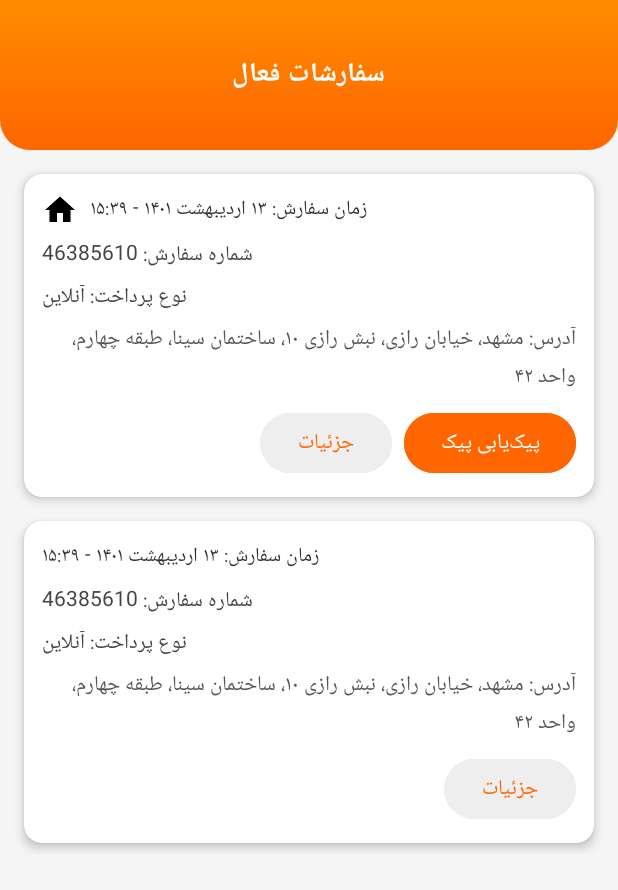
After one commit to begiagin/app, an Android app: the layout advanced_fragment.xml on its own in the app's theme, with its tools: preview values and no code run, on a phone screen of 412 x 824 dp. The commit adds this screen. Shown: the top 890 px of the screen. Run offline under Robolectric (Android 15) with nearby library versions, the phone set to English and light mode, and no system bars.

```diff
--- a/app/src/main/java/com/halata/blueapp/fragments/SettingsFragment.java
+++ b/app/src/main/java/com/halata/blueapp/fragments/SettingsFragment.java
@@ -87,6 +87,7 @@ public class SettingsFragment extends Fragment {
         //0 - 255 : 0
         EditText txtPenFrequency = (EditText)rootView.findViewById(R.id.txtPenFrequency);
         CheckBox cbGotoZeroHardware = (CheckBox)rootView.findViewById(R.id.cbGotoZeroHardware);
+        CheckBox cbSendExtraData = (CheckBox)rootView.findViewById(R.id.cbSendExtraData);
         Spinner  spBluetoothMAC = (Spinner)rootView.findViewById(R.id.spinner) ;
 
         if(readSettingFromFile != null) {
@@ -108,7 +109,7 @@ public class SettingsFragment extends Fragment {
             txtHitPower.setText(String.valueOf(readSettingFromFile.getHitPower()));
             txtPenFrequency.setText(String.valueOf(readSettingFromFile.getPenFrequency()));
             cbGotoZeroHardware.setChecked(readSettingFromFile.isGotoHardwareZero());
-
+            cbSendExtraData.setChecked(readSettingFromFile.isSendExtraHeader());
 
             ArrayAdapter<String> adapter = (ArrayAdapter<String>) spBluetoothMAC.getAdapter();
             int foundIndex = -1;
@@ -174,7 +175,7 @@ public class SettingsFragment extends Fragment {
                 s.setHitPower(Integer.parseInt(String.valueOf(txtHitPower.getText())));
                 s.setPenFrequency(Integer.parseInt(String.valueOf(txtPenFrequency.getText())));
                 s.setGotoHardwareZero(Boolean.parseBoolean(String.valueOf(cbGotoZeroHardware.isChecked())));
-
+                s.setSendExtraHeader(Boolean.parseBoolean(String.valueOf(cbSendExtraData.isChecked())));
 
 
 
--- /dev/null
+++ b/app/src/main/res/drawable/header_gradiant.xml
@@ -0,0 +1,12 @@
+<?xml version="1.0" encoding="utf-8"?>
+<shape xmlns:android="http://schemas.android.com/apk/res/android"
+    android:shape="rectangle">
+
+    <!-- گرادینت نارنجی برای هدر -->
+    <gradient
+        android:startColor="#FF8C00"
+        android:endColor="#FF6600"
+        android:angle="270" />
+
+    <corners android:bottomLeftRadius="20dp" android:bottomRightRadius="20dp" />
+</shape>
--- /dev/null
+++ b/app/src/main/res/layout/advanced_fragment.xml
@@ -0,0 +1,177 @@
+<?xml version="1.0" encoding="utf-8"?>
+<LinearLayout xmlns:android="http://schemas.android.com/apk/res/android"
+    xmlns:app="http://schemas.android.com/apk/res-auto"
+    android:layout_width="match_parent"
+    android:layout_height="match_parent"
+    android:background="#F5F5F5"
+    android:orientation="vertical">
+
+    <!-- Header -->
+    <LinearLayout
+        android:layout_width="match_parent"
+        android:layout_height="100dp"
+        android:orientation="vertical"
+        android:background="@drawable/header_gradiant"
+        android:gravity="center">
+
+        <TextView
+            android:layout_width="wrap_content"
+            android:layout_height="wrap_content"
+            android:text="سفارشات فعال"
+            android:textColor="@android:color/white"
+            android:textStyle="bold"
+            android:textSize="18sp" />
+    </LinearLayout>
+
+    <!-- ScrollView for orders -->
+    <ScrollView
+        android:layout_width="match_parent"
+        android:layout_height="match_parent"
+        android:padding="8dp">
+
+        <LinearLayout
+            android:layout_width="match_parent"
+            android:layout_height="wrap_content"
+            android:orientation="vertical">
+
+            <!-- Order Card -->
+            <androidx.cardview.widget.CardView
+                android:layout_width="match_parent"
+                android:layout_height="wrap_content"
+                android:layout_margin="8dp"
+                app:cardCornerRadius="12dp"
+                app:cardElevation="4dp">
+
+                <LinearLayout
+                    android:layout_width="match_parent"
+                    android:layout_height="wrap_content"
+                    android:orientation="vertical"
+                    android:padding="12dp">
+
+                    <!-- Header Row -->
+                    <LinearLayout
+                        android:layout_width="match_parent"
+                        android:layout_height="wrap_content"
+                        android:orientation="horizontal"
+                        android:gravity="center_vertical">
+
+                        <ImageView
+                            android:layout_width="24dp"
+                            android:layout_height="24dp"
+                            android:src="@drawable/baseline_home_24" />
+
+                        <TextView
+                            android:layout_width="wrap_content"
+                            android:layout_height="wrap_content"
+                            android:layout_marginStart="8dp"
+                            android:text="زمان سفارش: ۱۳ اردیبهشت ۱۴۰۱ - ۱۵:۳۹"
+                            android:textColor="#333"
+                            android:textSize="13sp" />
+                    </LinearLayout>
+
+                    <!-- Order Info -->
+                    <TextView
+                        android:layout_width="wrap_content"
+                        android:layout_height="wrap_content"
+                        android:text="شماره سفارش: 46385610"
+                        android:textColor="#444"
+                        android:layout_marginTop="6dp" />
+
+                    <TextView
+                        android:layout_width="wrap_content"
+                        android:layout_height="wrap_content"
+                        android:text="نوع پرداخت: آنلاین"
+                        android:textColor="#444"
+                        android:layout_marginTop="4dp" />
+
+                    <TextView
+                        android:layout_width="wrap_content"
+                        android:layout_height="wrap_content"
+                        android:text="آدرس: مشهد، خیابان رازی، نبش رازی ۱۰، ساختمان سینا، طبقه چهارم، واحد ۴۲"
+                        android:textColor="#555"
+                        android:layout_marginTop="4dp"
+                        android:lineSpacingExtra="2dp" />
+
+                    <!-- Buttons -->
+                    <LinearLayout
+                        android:layout_width="match_parent"
+                        android:layout_height="wrap_content"
+                        android:orientation="horizontal"
+                        android:gravity="end"
+                        android:layout_marginTop="8dp">
+
+                        <Button
+                            android:layout_width="wrap_content"
+                            android:layout_height="wrap_content"
+                            android:text="جزئیات"
+                            android:textColor="#FF6600"
+                            android:backgroundTint="#EEEEEE" />
+
+                        <Button
+                            android:layout_width="wrap_content"
+                            android:layout_height="wrap_content"
+                            android:text="پیک‌یابی پیک"
+                            android:layout_marginStart="8dp"
+                            android:backgroundTint="#FF6600"
+                            android:textColor="@android:color/white" />
+                    </LinearLayout>
+                </LinearLayout>
+            </androidx.cardview.widget.CardView>
+
+            <!-- دومین کارت سفارش (نمونه مشابه بالا بدون دکمه پیک‌یابی پیک) -->
+            <androidx.cardview.widget.CardView
+                android:layout_width="match_parent"
+                android:layout_height="wrap_content"
+                android:layout_margin="8dp"
+                app:cardCornerRadius="12dp"
+                app:cardElevation="4dp">
+
+                <LinearLayout
+                    android:layout_width="match_parent"
+                    android:layout_height="wrap_content"
+                    android:orientation="vertical"
+                    android:padding="12dp">
+
+                    <TextView
+                        android:layout_width="wrap_content"
+                        android:layout_height="wrap_content"
+                        android:text="زمان سفارش: ۱۳ اردیبهشت ۱۴۰۱ - ۱۵:۳۹"
+                        android:textColor="#333"
+                        android:textSize="13sp" />
+
+                    <TextView
+                        android:layout_width="wrap_content"
+                        android:layout_height="wrap_content"
+                        android:text="شماره سفارش: 46385610"
+                        android:textColor="#444"
+                        android:layout_marginTop="6dp" />
+
+                    <TextView
+                        android:layout_width="wrap_content"
+                        android:layout_height="wrap_content"
+                        android:text="نوع پرداخت: آنلاین"
+                        android:textColor="#444"
+                        android:layout_marginTop="4dp" />
+
+                    <TextView
+                        android:layout_width="wrap_content"
+                        android:layout_height="wrap_content"
+                        android:text="آدرس: مشهد، خیابان رازی، نبش رازی ۱۰، ساختمان سینا، طبقه چهارم، واحد ۴۲"
+                        android:textColor="#555"
+                        android:layout_marginTop="4dp"
+                        android:lineSpacingExtra="2dp" />
+
+                    <Button
+                        android:layout_width="wrap_content"
+                        android:layout_height="wrap_content"
+                        android:text="جزئیات"
+                        android:backgroundTint="#EEEEEE"
+                        android:textColor="#FF6600"
+                        android:layout_gravity="end"
+                        android:layout_marginTop="8dp" />
+                </LinearLayout>
+            </androidx.cardview.widget.CardView>
+
+        </LinearLayout>
+    </ScrollView>
+</LinearLayout>
--- a/app/src/main/res/menu/bottom_nav_menu.xml
+++ b/app/src/main/res/menu/bottom_nav_menu.xml
@@ -10,6 +10,6 @@
 
     <item android:id="@+id/mnu_upload"
           android:icon="@drawable/baseline_cloud_upload_24"
-          android:title="بارگذاری نسخه" />
+          android:title="رویداد ها" />
 
 </menu>
```
Also changed, not shown: app/src/main/java/com/halata/blueapp/MainActivity.java (+0 -7 lines), app/src/main/java/com/halata/blueapp/data/models/BasicSetting.java (+19 -0 lines), app/src/main/java/com/halata/blueapp/fragments/HomeFragment.java (+5 -11 lines), app/src/main/res/layout/setting_fragment.xml (+23 -2 lines), app/src/main/res/values-v26/styles.xml (added, +25 -0 lines), app/src/main/res/values/colors.xml (+8 -0 lines), app/src/main/res/values/styles.xml (added, +26 -0 lines).
